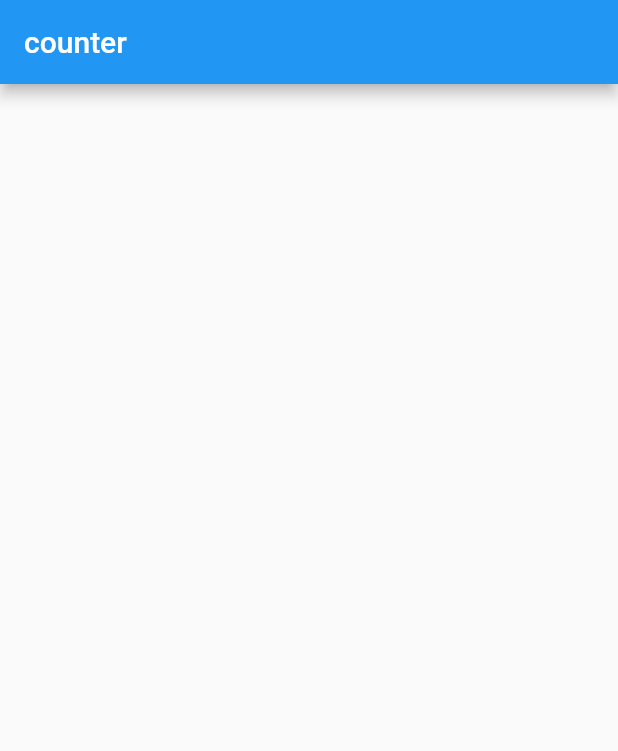
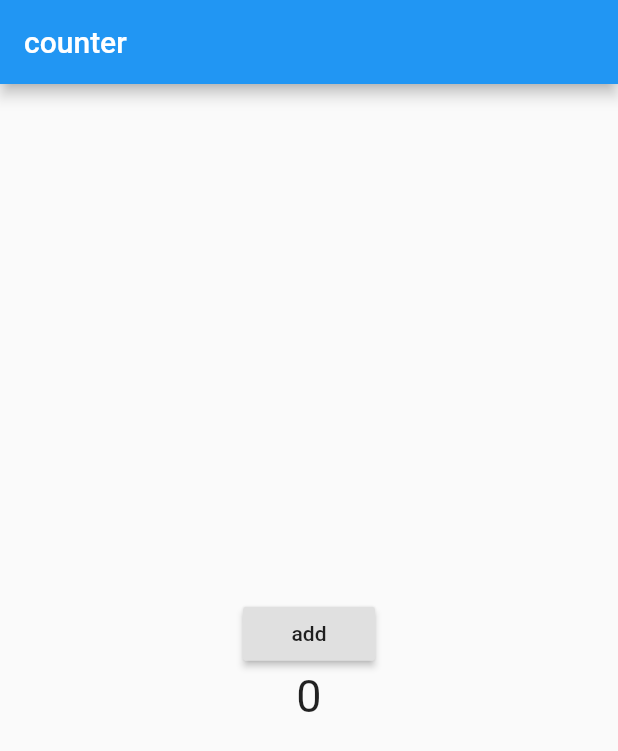
Before and after one commit to juhyeon1114/flutter-counter, a Flutter app: the screen it shows after launch, on a phone screen of 412 x 824 dp. Shown: the top 751 px of the screen. Run offline on Flutter 3.47's test engine with Material 2 defaults, Android fonts, the phone set to English and light mode, and no system bars; our stand-ins replace rxdart.

Commit message:
log : 완

```diff
--- a/lib/main.dart
+++ b/lib/main.dart
@@ -1,4 +1,5 @@
 import 'package:flutter/material.dart';
+import 'package:rxdart/rxdart.dart';
 
 void main() {
   runApp(MyApp());
@@ -27,10 +28,36 @@ class Counter extends StatefulWidget {
 }
 
 class _CounterState extends State<Counter> {
+  int _counter = 0;
+
+  // void addCount() {
+  //   _counter++;
+  // }
+
+  final counterSubject = BehaviorSubject<int>(); //int를 입력받고 마지막에 입력받은 것을 return함. stream을 지원함
+
   @override
   Widget build(BuildContext context) {
-    return Container(
-
+    return Center(
+      child: Column(
+        mainAxisAlignment: MainAxisAlignment.center,
+        children: [
+          RaisedButton(child: Text('add'), onPressed: () {
+            counterSubject.add(++_counter);
+          },),
+          StreamBuilder<int>(
+            stream: counterSubject.stream,
+            initialData: 0,
+            builder: (context, snapshot) {
+              if (snapshot.hasData) {
+                return Text('${snapshot.data}', style: TextStyle(fontSize: 30));
+              } else {
+                return null;
+              }
+            },
+          ),
+        ],
+      )
     );
   }
 }
```
Also changed, not shown: pubspec.yaml (+2 -56 lines), pubspec.lock.
